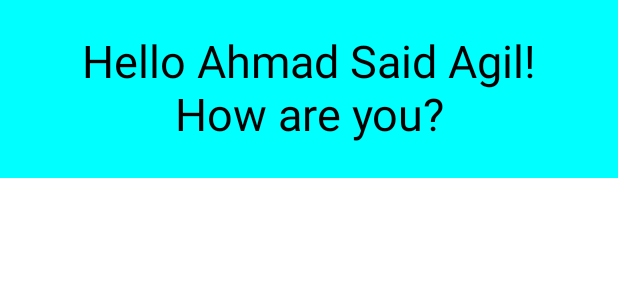
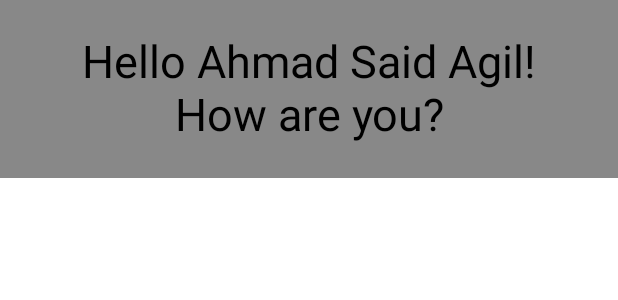
Before and after one commit to Ahmdsidagil/Ahmadsidagil, an Android app built with Jetpack Compose: the @Preview function GreetingPreview, on a phone screen of 412 x 824 dp. Shown: the top 300 px of the screen. Run offline under Robolectric (Android 15) with nearby library versions, the phone set to English and light mode, and no system bars.

Commit message:
Menganti Background

```diff
--- a/app/src/main/java/com/example/myappa/MainActivity.kt
+++ b/app/src/main/java/com/example/myappa/MainActivity.kt
@@ -37,7 +37,7 @@ class MainActivity : ComponentActivity() {
 
 @Composable
 fun Greeting(name: String, modifier: Modifier = Modifier) {
-    Surface(color = Color.Cyan) {
+    Surface(color = Color.Gray) {
         Text(
             text = "Hello $name! How are you?",
             fontSize = 30.sp,
```
